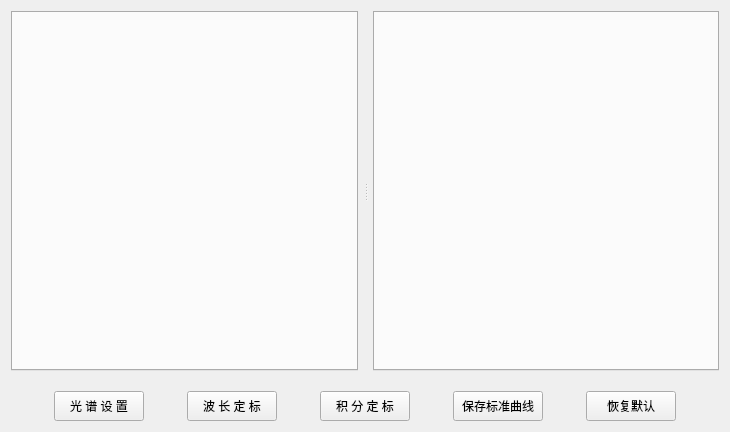
Old version of the form HeGui/HSpecCalibrateWidget.ui in the repository hexianqi/QtCode.
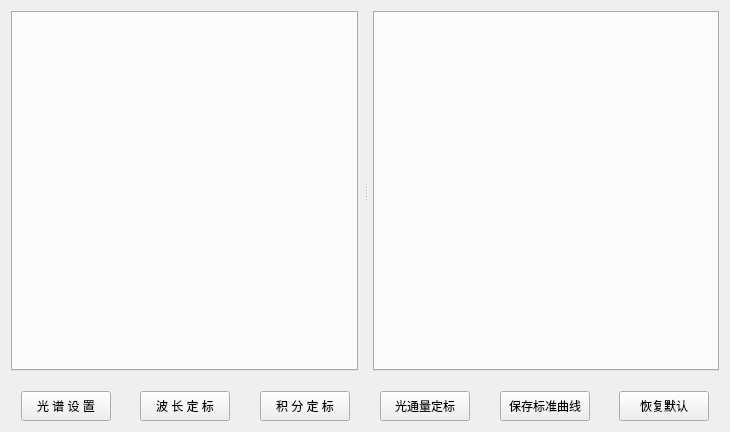
New version of the form.

The edit to the form file:
```diff
--- a/HeGui/HSpecCalibrateWidget.ui
+++ b/HeGui/HSpecCalibrateWidget.ui
@@ -148,7 +148,7 @@
         </size>
        </property>
        <property name="text">
-        <string>保存标准曲线</string>
+        <string>光通量定标</string>
        </property>
        <property name="autoDefault">
         <bool>false</bool>
@@ -177,6 +177,35 @@
         </size>
        </property>
        <property name="text">
+        <string>保存标准曲线</string>
+       </property>
+       <property name="autoDefault">
+        <bool>false</bool>
+       </property>
+      </widget>
+     </item>
+     <item>
+      <spacer name="horizontalSpacer_6">
+       <property name="orientation">
+        <enum>Qt::Horizontal</enum>
+       </property>
+       <property name="sizeHint" stdset="0">
+        <size>
+         <width>40</width>
+         <height>20</height>
+        </size>
+       </property>
+      </spacer>
+     </item>
+     <item>
+      <widget class="QPushButton" name="pushButton_6">
+       <property name="minimumSize">
+        <size>
+         <width>90</width>
+         <height>30</height>
+        </size>
+       </property>
+       <property name="text">
         <string>恢复默认</string>
        </property>
        <property name="autoDefault">
```
Left out of the diff: 10 changed lines with no effect on the pictures.
